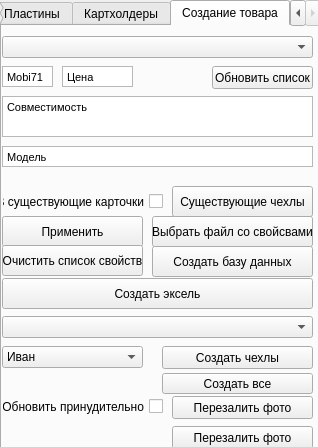
First picture: the form in WB/MakePrint/ui/MakeBookPrintUi.ui, repository gora5624/Python, before the edit.
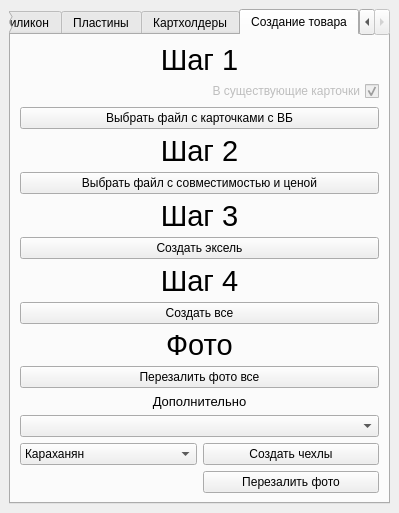
Second picture: the form after the edit. The open tabs and pages were chosen to show the change.

Diff of the .ui file:
```diff
--- a/WB/MakePrint/ui/MakeBookPrintUi.ui
+++ b/WB/MakePrint/ui/MakeBookPrintUi.ui
@@ -6,22 +6,37 @@
    <rect>
     <x>0</x>
     <y>0</y>
-    <width>318</width>
-    <height>447</height>
+    <width>399</width>
+    <height>513</height>
    </rect>
   </property>
+  <property name="sizePolicy">
+   <sizepolicy hsizetype="Fixed" vsizetype="Fixed">
+    <horstretch>0</horstretch>
+    <verstretch>0</verstretch>
+   </sizepolicy>
+  </property>
   <property name="windowTitle">
    <string>Form</string>
   </property>
   <widget class="QTabWidget" name="tabWidget">
+   <property name="enabled">
+    <bool>true</bool>
+   </property>
    <property name="geometry">
     <rect>
-     <x>0</x>
-     <y>0</y>
-     <width>321</width>
-     <height>451</height>
+     <x>9</x>
+     <y>9</y>
+     <width>381</width>
+     <height>495</height>
     </rect>
    </property>
+   <property name="sizePolicy">
+    <sizepolicy hsizetype="Expanding" vsizetype="Expanding">
+     <horstretch>0</horstretch>
+     <verstretch>0</verstretch>
+    </sizepolicy>
+   </property>
    <property name="currentIndex">
     <number>0</number>
    </property>
@@ -321,149 +336,57 @@
     </widget>
    </widget>
    <widget class="QWidget" name="tab">
+    <property name="sizePolicy">
+     <sizepolicy hsizetype="Expanding" vsizetype="Expanding">
+      <horstretch>0</horstretch>
+      <verstretch>0</verstretch>
+     </sizepolicy>
+    </property>
     <attribute name="title">
      <string>Создание товара</string>
     </attribute>
-    <widget class="QPushButton" name="CreateCase">
-     <property name="geometry">
-      <rect>
-       <x>160</x>
-       <y>320</y>
-       <width>151</width>
-       <height>23</height>
-      </rect>
-     </property>
+    <layout class="QGridLayout" name="gridLayout_2">
+     <item row="8" column="0" colspan="2">
+      <widget class="QPushButton" name="CreateCaseAll">
      <property name="text">
-      <string>Создать чехлы</string>
-     </property>
-    </widget>
-    <widget class="QPushButton" name="ChekImage">
-     <property name="geometry">
-      <rect>
-       <x>170</x>
-       <y>370</y>
-       <width>141</width>
-       <height>23</height>
-      </rect>
+        <string>Создать все</string>
+       </property>
+      </widget>
+     </item>
+     <item row="0" column="0" colspan="2">
+      <widget class="QLabel" name="label_2">
+       <property name="font">
+        <font>
+         <pointsize>22</pointsize>
+        </font>
      </property>
      <property name="text">
-      <string>Перезалить фото</string>
-     </property>
-    </widget>
-    <widget class="QTextEdit" name="textSiliconBrand">
-     <property name="geometry">
-      <rect>
-       <x>0</x>
-       <y>40</y>
-       <width>51</width>
-       <height>21</height>
-      </rect>
-     </property>
-     <property name="verticalScrollBarPolicy">
-      <enum>Qt::ScrollBarAlwaysOff</enum>
-     </property>
-     <property name="html">
-      <string>&lt;!DOCTYPE HTML PUBLIC &quot;-//W3C//DTD HTML 4.0//EN&quot; &quot;http://www.w3.org/TR/REC-html40/strict.dtd&quot;&gt;
-&lt;html&gt;&lt;head&gt;&lt;meta name=&quot;qrichtext&quot; content=&quot;1&quot; /&gt;&lt;meta charset=&quot;utf-8&quot; /&gt;&lt;style type=&quot;text/css&quot;&gt;
-p, li { white-space: pre-wrap; }
-&lt;/style&gt;&lt;/head&gt;&lt;body style=&quot; font-family:'Segoe UI'; font-size:9pt; font-weight:400; font-style:normal;&quot;&gt;
-&lt;p style=&quot; margin-top:0px; margin-bottom:0px; margin-left:0px; margin-right:0px; -qt-block-indent:0; text-indent:0px;&quot;&gt;&lt;span style=&quot; font-family:'MS Shell Dlg 2'; font-size:8.25pt;&quot;&gt;Mobi711&lt;/span&gt;&lt;/p&gt;&lt;/body&gt;&lt;/html&gt;</string>
-     </property>
-    </widget>
-    <widget class="QTextEdit" name="textSiliconCompability">
-     <property name="geometry">
-      <rect>
-       <x>0</x>
-       <y>70</y>
-       <width>311</width>
-       <height>41</height>
-      </rect>
-     </property>
-     <property name="verticalScrollBarPolicy">
-      <enum>Qt::ScrollBarAsNeeded</enum>
-     </property>
-     <property name="html">
-      <string>&lt;!DOCTYPE HTML PUBLIC &quot;-//W3C//DTD HTML 4.0//EN&quot; &quot;http://www.w3.org/TR/REC-html40/strict.dtd&quot;&gt;
-&lt;html&gt;&lt;head&gt;&lt;meta name=&quot;qrichtext&quot; content=&quot;1&quot; /&gt;&lt;meta charset=&quot;utf-8&quot; /&gt;&lt;style type=&quot;text/css&quot;&gt;
-p, li { white-space: pre-wrap; }
-&lt;/style&gt;&lt;/head&gt;&lt;body style=&quot; font-family:'Segoe UI'; font-size:9pt; font-weight:400; font-style:normal;&quot;&gt;
-&lt;p style=&quot; margin-top:0px; margin-bottom:0px; margin-left:0px; margin-right:0px; -qt-block-indent:0; text-indent:0px;&quot;&gt;&lt;span style=&quot; font-family:'MS Shell Dlg 2'; font-size:8.25pt;&quot;&gt;Совместимость&lt;/span&gt;&lt;/p&gt;&lt;/body&gt;&lt;/html&gt;</string>
-     </property>
-    </widget>
-    <widget class="QPushButton" name="ApplyAddin">
-     <property name="geometry">
-      <rect>
-       <x>0</x>
-       <y>190</y>
-       <width>141</width>
-       <height>31</height>
-      </rect>
-     </property>
+        <string>Шаг 1</string>
+       </property>
+       <property name="alignment">
+        <set>Qt::AlignCenter</set>
+       </property>
+      </widget>
+     </item>
+     <item row="5" column="0" colspan="2">
+      <widget class="QLabel" name="label_5">
+       <property name="font">
+        <font>
+         <pointsize>22</pointsize>
+        </font>
+       </property>
      <property name="text">
-      <string>Применить</string>
-     </property>
-    </widget>
-    <widget class="QPushButton" name="CreateExcelForSilicon">
-     <property name="geometry">
-      <rect>
-       <x>0</x>
-       <y>252</y>
-       <width>311</width>
-       <height>31</height>
-      </rect>
-     </property>
-     <property name="text">
-      <string>Создать эксель</string>
-     </property>
-    </widget>
-    <widget class="QTextEdit" name="textSiliconModel">
-     <property name="geometry">
-      <rect>
-       <x>0</x>
-       <y>120</y>
-       <width>311</width>
-       <height>21</height>
-      </rect>
-     </property>
-     <property name="verticalScrollBarPolicy">
-      <enum>Qt::ScrollBarAlwaysOff</enum>
-     </property>
-     <property name="html">
-      <string>&lt;!DOCTYPE HTML PUBLIC &quot;-//W3C//DTD HTML 4.0//EN&quot; &quot;http://www.w3.org/TR/REC-html40/strict.dtd&quot;&gt;
-&lt;html&gt;&lt;head&gt;&lt;meta name=&quot;qrichtext&quot; content=&quot;1&quot; /&gt;&lt;meta charset=&quot;utf-8&quot; /&gt;&lt;style type=&quot;text/css&quot;&gt;
-p, li { white-space: pre-wrap; }
-&lt;/style&gt;&lt;/head&gt;&lt;body style=&quot; font-family:'Segoe UI'; font-size:9pt; font-weight:400; font-style:normal;&quot;&gt;
-&lt;p style=&quot; margin-top:0px; margin-bottom:0px; margin-left:0px; margin-right:0px; -qt-block-indent:0; text-indent:0px;&quot;&gt;&lt;span style=&quot; font-family:'MS Shell Dlg 2'; font-size:8.25pt;&quot;&gt;Модель&lt;/span&gt;&lt;/p&gt;&lt;/body&gt;&lt;/html&gt;</string>
-     </property>
-    </widget>
-    <widget class="QTextEdit" name="textPrice">
-     <property name="geometry">
-      <rect>
-       <x>60</x>
-       <y>40</y>
-       <width>71</width>
-       <height>21</height>
-      </rect>
-     </property>
-     <property name="verticalScrollBarPolicy">
-      <enum>Qt::ScrollBarAlwaysOff</enum>
-     </property>
-     <property name="html">
-      <string>&lt;!DOCTYPE HTML PUBLIC &quot;-//W3C//DTD HTML 4.0//EN&quot; &quot;http://www.w3.org/TR/REC-html40/strict.dtd&quot;&gt;
-&lt;html&gt;&lt;head&gt;&lt;meta name=&quot;qrichtext&quot; content=&quot;1&quot; /&gt;&lt;meta charset=&quot;utf-8&quot; /&gt;&lt;style type=&quot;text/css&quot;&gt;
-p, li { white-space: pre-wrap; }
-&lt;/style&gt;&lt;/head&gt;&lt;body style=&quot; font-family:'Segoe UI'; font-size:9pt; font-weight:400; font-style:normal;&quot;&gt;
-&lt;p style=&quot; margin-top:0px; margin-bottom:0px; margin-left:0px; margin-right:0px; -qt-block-indent:0; text-indent:0px;&quot;&gt;&lt;span style=&quot; font-family:'MS Shell Dlg 2'; font-size:8.25pt;&quot;&gt;Цена&lt;/span&gt;&lt;/p&gt;&lt;/body&gt;&lt;/html&gt;</string>
-     </property>
-    </widget>
+        <string>Шаг 3</string>
+       </property>
+       <property name="alignment">
+        <set>Qt::AlignCenter</set>
+       </property>
+      </widget>
+     </item>
+     <item row="13" column="0">
     <widget class="QComboBox" name="IPSelector">
-     <property name="geometry">
-      <rect>
-       <x>0</x>
-       <y>320</y>
-       <width>141</width>
-       <height>22</height>
-      </rect>
+       <property name="currentIndex">
+        <number>1</number>
      </property>
      <item>
       <property name="text">
@@ -486,141 +409,116 @@
       </property>
      </item>
     </widget>
-    <widget class="QComboBox" name="FileSelector">
-     <property name="geometry">
-      <rect>
-       <x>0</x>
-       <y>290</y>
-       <width>311</width>
-       <height>22</height>
-      </rect>
-     </property>
-    </widget>
-    <widget class="QComboBox" name="ModelSelector">
-     <property name="geometry">
-      <rect>
-       <x>0</x>
-       <y>10</y>
-       <width>311</width>
-       <height>22</height>
-      </rect>
-     </property>
-    </widget>
-    <widget class="QPushButton" name="updateListModel">
-     <property name="geometry">
-      <rect>
-       <x>210</x>
-       <y>40</y>
-       <width>101</width>
-       <height>23</height>
-      </rect>
+     </item>
+     <item row="9" column="0" colspan="2">
+      <widget class="QLabel" name="label_7">
+       <property name="font">
+        <font>
+         <pointsize>22</pointsize>
+        </font>
+       </property>
+       <property name="text">
+        <string>Фото</string>
+       </property>
+       <property name="alignment">
+        <set>Qt::AlignCenter</set>
+       </property>
+      </widget>
+     </item>
+     <item row="6" column="0" colspan="2">
+      <widget class="QPushButton" name="CreateExcelForSilicon">
+       <property name="text">
+        <string>Создать эксель</string>
+       </property>
+      </widget>
+     </item>
+     <item row="11" column="0" colspan="2">
+      <widget class="QLabel" name="label_8">
+       <property name="font">
+        <font>
+         <pointsize>10</pointsize>
+        </font>
      </property>
      <property name="text">
-      <string>Обновить список</string>
-     </property>
-    </widget>
-    <widget class="QCheckBox" name="ForceUpdate">
-     <property name="geometry">
-      <rect>
-       <x>0</x>
-       <y>370</y>
-       <width>161</width>
-       <height>21</height>
-      </rect>
-     </property>
-     <property name="layoutDirection">
-      <enum>Qt::RightToLeft</enum>
-     </property>
+        <string>Дополнительно</string>
+       </property>
+       <property name="alignment">
+        <set>Qt::AlignCenter</set>
+       </property>
+      </widget>
+     </item>
+     <item row="7" column="0" colspan="2">
+      <widget class="QLabel" name="label_6">
+       <property name="font">
+        <font>
+         <pointsize>22</pointsize>
+        </font>
+       </property>
+       <property name="text">
+        <string>Шаг 4</string>
+       </property>
+       <property name="alignment">
+        <set>Qt::AlignCenter</set>
+       </property>
+      </widget>
+     </item>
+     <item row="3" column="0" colspan="2">
+      <widget class="QLabel" name="label_3">
+       <property name="font">
+        <font>
+         <pointsize>22</pointsize>
+        </font>
+       </property>
      <property name="text">
-      <string>Обновить принудительно</string>
-     </property>
-    </widget>
+        <string>Шаг 2</string>
+       </property>
+       <property name="alignment">
+        <set>Qt::AlignCenter</set>
+       </property>
+      </widget>
+     </item>
+     <item row="12" column="0" colspan="2">
+      <widget class="QComboBox" name="FileSelector"/>
+     </item>
+     <item row="13" column="1">
+      <widget class="QPushButton" name="CreateCase">
+       <property name="text">
+        <string>Создать чехлы</string>
+       </property>
+      </widget>
+     </item>
+     <item row="4" column="0" colspan="2">
     <widget class="QPushButton" name="ApplyAddinFromFile">
-     <property name="geometry">
-      <rect>
-       <x>150</x>
-       <y>190</y>
-       <width>161</width>
-       <height>31</height>
-      </rect>
-     </property>
      <property name="text">
-      <string>Выбрать файл со свойсвами</string>
-     </property>
-    </widget>
-    <widget class="QPushButton" name="ClearAddin">
-     <property name="geometry">
-      <rect>
-       <x>0</x>
-       <y>219</y>
-       <width>141</width>
-       <height>31</height>
-      </rect>
-     </property>
+        <string>Выбрать файл с совместимостью и ценой</string>
+       </property>
+      </widget>
+     </item>
+     <item row="14" column="1">
+      <widget class="QPushButton" name="ChekImage">
      <property name="text">
-      <string>Очистить список свойств</string>
-     </property>
-    </widget>
-    <widget class="QPushButton" name="CreateDB">
-     <property name="geometry">
-      <rect>
-       <x>150</x>
-       <y>220</y>
-       <width>161</width>
-       <height>31</height>
-      </rect>
-     </property>
-     <property name="text">
-      <string>Создать базу данных</string>
-     </property>
-    </widget>
-    <widget class="QPushButton" name="CreateCaseAll">
-     <property name="geometry">
-      <rect>
-       <x>160</x>
-       <y>347</y>
-       <width>151</width>
-       <height>21</height>
-      </rect>
-     </property>
-     <property name="text">
-      <string>Создать все</string>
-     </property>
-    </widget>
+        <string>Перезалить фото</string>
+       </property>
+      </widget>
+     </item>
+     <item row="10" column="0" colspan="2">
     <widget class="QPushButton" name="ChekImageAll">
-     <property name="geometry">
-      <rect>
-       <x>170</x>
-       <y>400</y>
-       <width>141</width>
-       <height>23</height>
-      </rect>
-     </property>
      <property name="text">
-      <string>Перезалить фото</string>
-     </property>
-    </widget>
+        <string>Перезалить фото все</string>
+       </property>
+      </widget>
+     </item>
+     <item row="2" column="0" colspan="2">
     <widget class="QPushButton" name="chooseExistsCardsBtn">
-     <property name="geometry">
-      <rect>
-       <x>170</x>
-       <y>160</y>
-       <width>141</width>
-       <height>31</height>
-      </rect>
-     </property>
      <property name="text">
-      <string>Существующие чехлы</string>
-     </property>
-    </widget>
+        <string>Выбрать файл с карточками с ВБ</string>
+       </property>
+      </widget>
+     </item>
+     <item row="1" column="0" colspan="2">
     <widget class="QCheckBox" name="toExistsCardsChek">
-     <property name="geometry">
-      <rect>
-       <x>0</x>
-       <y>160</y>
-       <width>161</width>
-       <height>31</height>
-      </rect>
+       <property name="enabled">
+        <bool>false</bool>
      </property>
      <property name="layoutDirection">
       <enum>Qt::RightToLeft</enum>
@@ -628,7 +526,15 @@
      <property name="text">
       <string>В существующие карточки</string>
      </property>
-    </widget>
+       <property name="checkable">
+        <bool>true</bool>
+       </property>
+       <property name="checked">
+        <bool>true</bool>
+       </property>
+      </widget>
+     </item>
+    </layout>
    </widget>
   </widget>
  </widget>
```
Left out of the diff: 322 changed lines with no effect on the pictures. Lines whose indentation alone changed are shown as unchanged.
